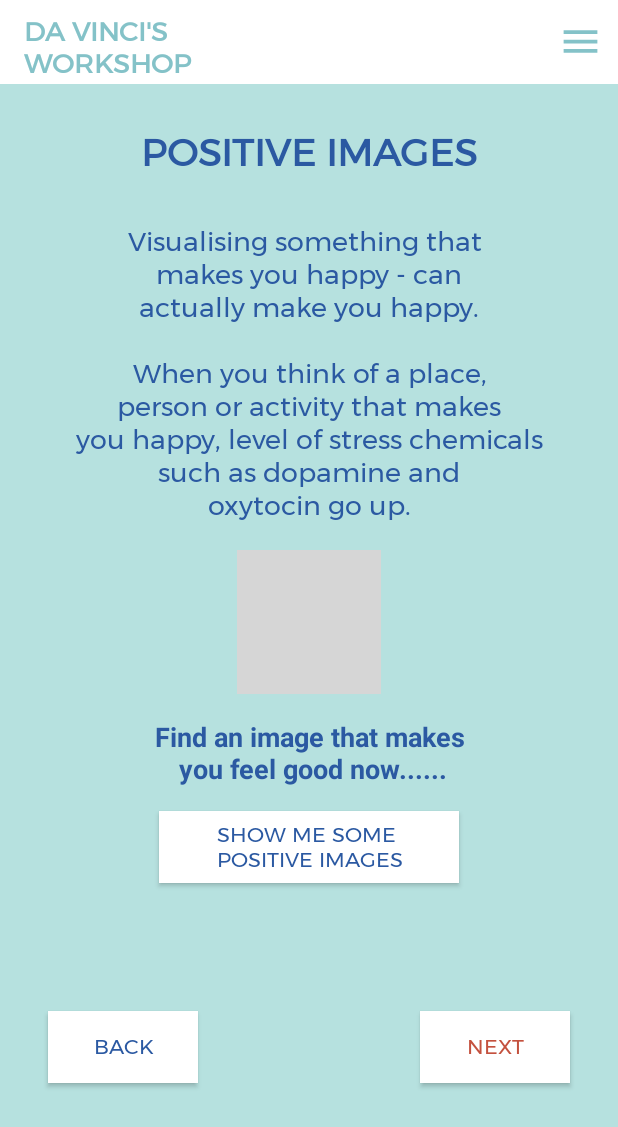
After one commit to bellaQuin/DVWMobileApplication, an Android app: the resilience_Screen20 screen opened directly, with no data from a screen before it, on a phone screen of 412 x 824 dp. The commit adds this screen. Shown: the top 1127 px of the screen. Run offline under Robolectric (Android 15) with nearby library versions, the phone set to English and light mode, and no system bars; grey boxes are pictures that could not be loaded.

Commit message:
added Screen 20 and Screen 21

```diff
--- a/app/build.gradle
+++ b/app/build.gradle
@@ -7,7 +7,7 @@ android {
         applicationId "com.example.coachingapp"
         // minSdkVersion 18 previously 27
 
-       // minSdkVersion 27
+        // minSdkVersion 27
         minSdkVersion 18
         targetSdkVersion 29
         versionCode 1
--- a/app/src/main/AndroidManifest.xml
+++ b/app/src/main/AndroidManifest.xml
@@ -14,7 +14,9 @@
         android:roundIcon="@mipmap/ic_launcher_round"
         android:supportsRtl="true"
         android:theme="@style/AppTheme">
-        <activity android:name=".ViewYourRoadMapStepsHazard"></activity>
+        <activity android:name=".ResilienceandCopingMechanisms.resilience_Screen21"></activity>
+        <activity android:name=".ResilienceandCopingMechanisms.resilience_Screen20" />
+        <activity android:name=".ViewYourRoadMapStepsHazard" />
         <activity android:name=".ViewYourRoadMapSteps" />
         <activity android:name=".ResilienceandCopingMechanisms.Behaviouralsigns" />
         <activity
--- /dev/null
+++ b/app/src/main/java/com/example/coachingapp/ResilienceandCopingMechanisms/resilience_Screen20.java
@@ -0,0 +1,16 @@
+package com.example.coachingapp.ResilienceandCopingMechanisms;
+
+import androidx.appcompat.app.AppCompatActivity;
+
+import android.os.Bundle;
+
+import com.example.coachingapp.R;
+
+public class resilience_Screen20 extends AppCompatActivity {
+
+    @Override
+    protected void onCreate(Bundle savedInstanceState) {
+        super.onCreate(savedInstanceState);
+        setContentView(R.layout.activity_resilience__screen20);
+    }
+}
--- /dev/null
+++ b/app/src/main/java/com/example/coachingapp/ResilienceandCopingMechanisms/resilience_Screen21.java
@@ -0,0 +1,16 @@
+package com.example.coachingapp.ResilienceandCopingMechanisms;
+
+import androidx.appcompat.app.AppCompatActivity;
+
+import android.os.Bundle;
+
+import com.example.coachingapp.R;
+
+public class resilience_Screen21 extends AppCompatActivity {
+
+    @Override
+    protected void onCreate(Bundle savedInstanceState) {
+        super.onCreate(savedInstanceState);
+        setContentView(R.layout.activity_resilience__screen21);
+    }
+}
--- /dev/null
+++ b/app/src/main/res/layout/activity_resilience__screen20.xml
@@ -0,0 +1,136 @@
+<?xml version="1.0" encoding="utf-8"?>
+<androidx.constraintlayout.widget.ConstraintLayout xmlns:android="http://schemas.android.com/apk/res/android"
+    xmlns:app="http://schemas.android.com/apk/res-auto"
+    xmlns:tools="http://schemas.android.com/tools"
+    android:layout_width="match_parent"
+    android:layout_height="match_parent"
+    tools:context=".ResilienceandCopingMechanisms.resilience_Screen20"
+    android:background="#b6e1df">
+
+    <include
+        android:id="@+id/toolbar"
+        layout="@layout/nav_toolbar" />
+
+    <TextView
+        android:id="@+id/textView"
+        android:layout_width="wrap_content"
+        android:layout_height="wrap_content"
+        android:layout_marginStart="32dp"
+        android:layout_marginTop="26dp"
+        android:layout_marginEnd="32dp"
+        android:textSize="25sp"
+        android:text="POSITIVE IMAGES"
+        android:fontFamily="@font/montserrat"
+        android:textStyle="bold"
+        android:textColor="#2b59a2"
+        app:layout_constraintEnd_toEndOf="parent"
+        app:layout_constraintStart_toStartOf="parent"
+        app:layout_constraintTop_toBottomOf="@+id/toolbar" />
+
+    <TextView
+        android:id="@+id/textView2"
+        android:gravity="center"
+        android:textColor="#2b59a2"
+        android:layout_width="wrap_content"
+        android:layout_height="wrap_content"
+        android:layout_marginStart="26dp"
+        android:layout_marginTop="26dp"
+        android:layout_marginEnd="32dp"
+        android:fontFamily="@font/montserrat"
+        android:text="@string/res1_slide_20"
+        android:textSize="18sp"
+        app:layout_constraintEnd_toEndOf="parent"
+        app:layout_constraintStart_toStartOf="parent"
+        app:layout_constraintTop_toBottomOf="@+id/textView" />
+
+    <TextView
+        android:id="@+id/textView3"
+        android:textColor="#2b59a2"
+        android:layout_width="wrap_content"
+        android:layout_height="wrap_content"
+        android:layout_marginStart="32dp"
+        android:layout_marginTop="16dp"
+        android:layout_marginEnd="32dp"
+        android:fontFamily="@font/montserrat"
+        android:gravity="center"
+        android:text="@string/res2_slide_20"
+        android:textSize="18sp"
+        app:layout_constraintEnd_toEndOf="parent"
+        app:layout_constraintStart_toStartOf="parent"
+        app:layout_constraintTop_toBottomOf="@+id/textView2" />
+
+    <ImageView
+        android:id="@+id/imageView"
+        android:layout_width="wrap_content"
+        android:layout_height="wrap_content"
+        android:layout_marginStart="32dp"
+        android:layout_marginTop="16dp"
+        android:layout_marginEnd="32dp"
+        app:layout_constraintEnd_toEndOf="parent"
+        app:layout_constraintStart_toStartOf="parent"
+        app:layout_constraintTop_toBottomOf="@+id/textView3"
+        app:srcCompat="@drawable/resilience_kid" />
+
+    <TextView
+        android:id="@+id/textView4"
+        android:layout_width="wrap_content"
+        android:layout_height="wrap_content"
+        android:layout_marginStart="32dp"
+        android:layout_marginTop="16dp"
+        android:layout_marginEnd="32dp"
+        android:gravity="center"
+        android:text="@string/res3_slide_20"
+        android:textColor="#2b59a2"
+        android:textSize="18dp"
+        android:textStyle="bold"
+        app:layout_constraintEnd_toEndOf="parent"
+        app:layout_constraintStart_toStartOf="parent"
+        app:layout_constraintTop_toBottomOf="@+id/imageView" />
+
+    <Button
+        android:id="@+id/shw_images"
+        android:layout_width="200dp"
+        android:layout_height="wrap_content"
+        android:layout_marginStart="32dp"
+        android:layout_marginTop="16dp"
+        android:textColor="#2b59a2"
+        android:layout_marginEnd="32dp"
+        android:background="#ffffff"
+        android:text="SHOW ME SOME \nPOSITIVE IMAGES"
+        android:fontFamily="@font/montserrat"
+        app:layout_constraintEnd_toEndOf="parent"
+        app:layout_constraintStart_toStartOf="parent"
+        app:layout_constraintTop_toBottomOf="@+id/textView4" />
+
+    <Button
+        android:id="@+id/btn_back"
+        android:layout_width="100dp"
+        android:layout_height="wrap_content"
+        android:layout_marginStart="32dp"
+        android:layout_marginTop="15dp"
+        android:layout_marginBottom="32dp"
+        android:background="#ffffff"
+        android:fontFamily="@font/montserrat"
+        android:text="BACK"
+        android:textColor="#2b59a2"
+        app:layout_constraintBottom_toBottomOf="parent"
+        app:layout_constraintStart_toStartOf="parent"
+        app:layout_constraintTop_toBottomOf="@+id/shw_images" />
+
+    <Button
+        android:id="@+id/btn_next"
+        android:layout_width="100dp"
+        android:layout_height="wrap_content"
+        android:layout_marginEnd="32dp"
+        android:background="#ffffff"
+        android:fontFamily="@font/montserrat"
+        android:text="NEXT"
+        android:textColor="#c4513e"
+        app:layout_constraintLeft_toRightOf="@+id/btn_back"
+        app:layout_constraintBottom_toBottomOf="@+id/btn_back"
+        app:layout_constraintEnd_toEndOf="parent"
+        app:layout_constraintTop_toTopOf="@+id/btn_back"
+        />
+
+
+</androidx.constraintlayout.widget.ConstraintLayout>
--- /dev/null
+++ b/app/src/main/res/layout/activity_resilience__screen21.xml
@@ -0,0 +1,55 @@
+<?xml version="1.0" encoding="utf-8"?>
+<androidx.constraintlayout.widget.ConstraintLayout xmlns:android="http://schemas.android.com/apk/res/android"
+    xmlns:app="http://schemas.android.com/apk/res-auto"
+    xmlns:tools="http://schemas.android.com/tools"
+    android:layout_width="match_parent"
+    android:layout_height="match_parent"
+    tools:context=".ResilienceandCopingMechanisms.resilience_Screen21" android:background="#b6e1df">
+
+    <include
+        android:id="@+id/toolbar"
+        layout="@layout/nav_toolbar" />
+
+    <TextView
+        android:id="@+id/textView"
+        android:layout_width="wrap_content"
+        android:layout_height="wrap_content"
+        android:layout_marginStart="32dp"
+        android:layout_marginTop="26dp"
+        android:layout_marginEnd="32dp"
+        android:textSize="25sp"
+        android:text="USE POSITIVE IMAGES"
+        android:fontFamily="@font/montserrat"
+        android:textStyle="bold"
+        android:textColor="#2b59a2"
+        app:layout_constraintEnd_toEndOf="parent"
+        app:layout_constraintStart_toStartOf="parent"
+        app:layout_constraintTop_toBottomOf="@+id/toolbar" />
+
+    <TextView
+        android:id="@+id/textView2"
+        android:gravity="center"
+        android:textColor="#2b59a2"
+        android:layout_width="wrap_content"
+        android:layout_height="wrap_content"
+        android:layout_marginStart="26dp"
+        android:layout_marginTop="26dp"
+        android:layout_marginEnd="32dp"
+        android:fontFamily="@font/montserrat"
+        android:text="@string/res1_slide_21"
+        android:textSize="18sp"
+        app:layout_constraintEnd_toEndOf="parent"
+        app:layout_constraintStart_toStartOf="parent"
+        app:layout_constraintTop_toBottomOf="@+id/textView" />
+
+
+
+
+
+
+
+
+
+
+
+</androidx.constraintlayout.widget.ConstraintLayout>
--- a/app/src/main/res/values/strings.xml
+++ b/app/src/main/res/values/strings.xml
@@ -381,4 +381,23 @@
     </string>
 
 
+    -- RESILIENCE ----
+
+    <string name="res1_slide_20">
+        Visualising something that\n makes you happy - can\n actually make you happy.
+    </string>
+
+    <string name="res2_slide_20">
+        When you think of a place,\nperson or activity that makes\nyou happy, level of stress chemicals\n such as dopamine and \noxytocin go up.
+    </string>
+
+    <string name="res3_slide_20">
+        Find an image that makes\n you feel good now......
+    </string>
+
+    <string name="res1_slide_21">
+        Any of these images working\n for you?\nIf not use photos on your\n phone, or Google Image search
+    </string>
+
+
 </resources>
```
Also changed, not shown: 1 other file.
